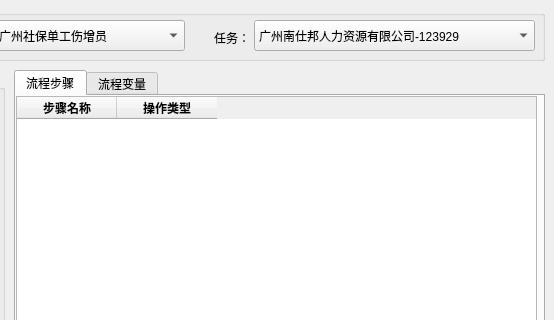
Before: the Qt Designer form src/seebot/seebot/ide/flow_config.ui in itishsy/seebot, drawn with Qt 5; both pictures show x 316 to 870 and y 0 to 320 of the 870 by 840 pixel window.
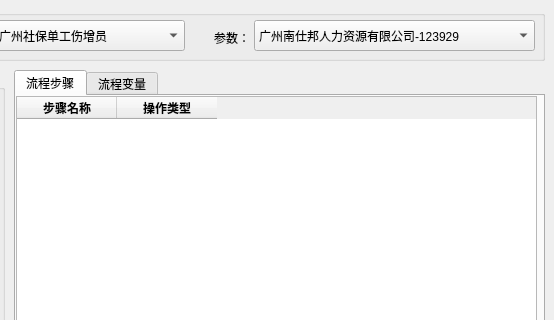
After: the same form once the commit is applied.

What changed in the file:
```diff
--- a/src/seebot/seebot/ide/flow_config.ui
+++ b/src/seebot/seebot/ide/flow_config.ui
@@ -324,7 +324,7 @@
      </rect>
     </property>
     <property name="text">
-     <string>任务：</string>
+     <string>参数：</string>
     </property>
    </widget>
    <widget class="QComboBox" name="cmb_task">
```
